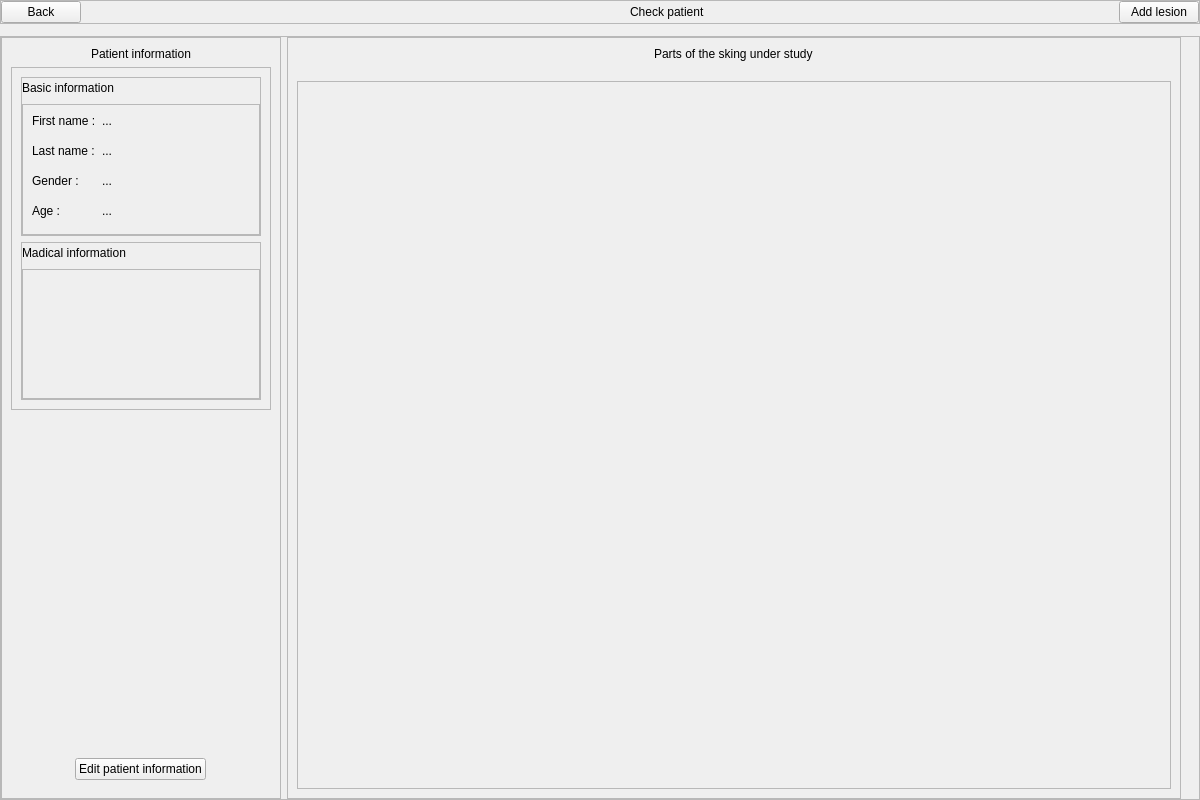
Above: skin application/skinApplication/src/views/ui/ui_check_patient.ui from AgustinCartaya/SkinApplication before the change. Below: the same form after it.
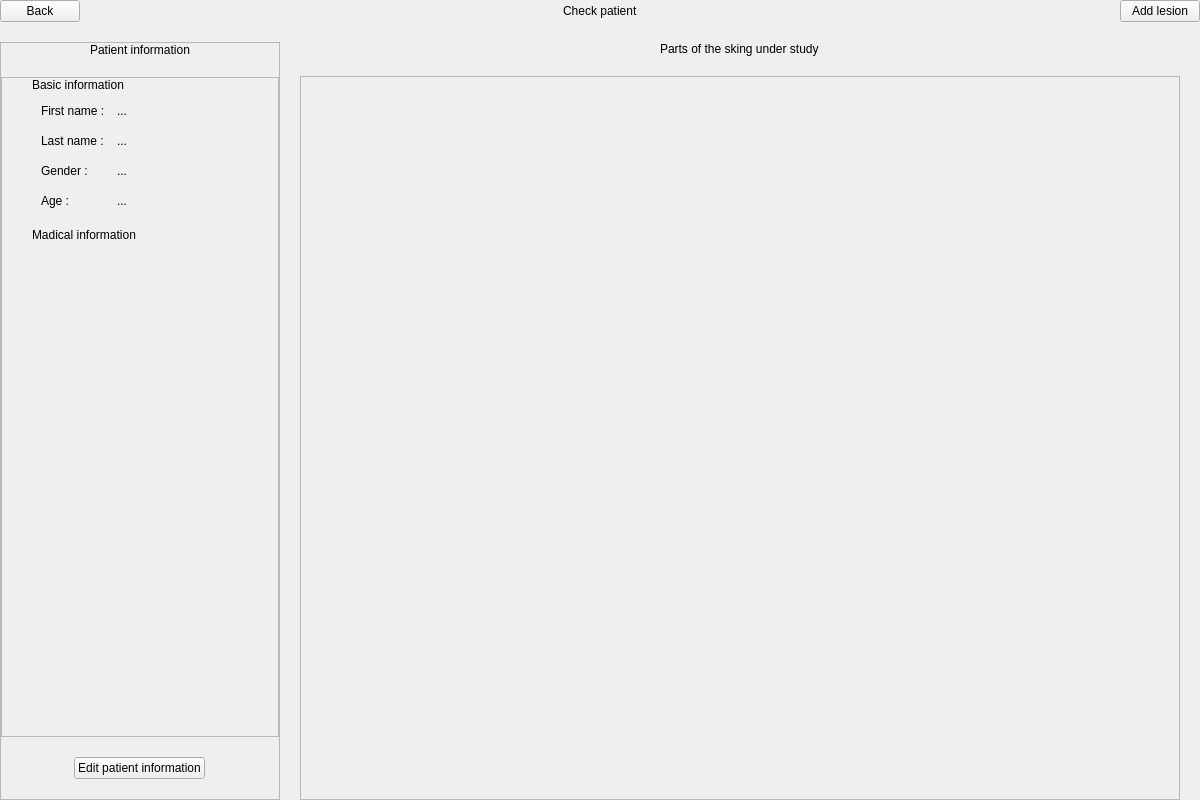
That is the form after the change. Custom widgets are drawn as their Qt base class.

Commit message: layout scroll area problem fixed

What changed in the file:
```diff
--- a/skin application/skinApplication/src/views/ui/ui_check_patient.ui
+++ b/skin application/skinApplication/src/views/ui/ui_check_patient.ui
@@ -18,7 +18,7 @@
   </property>
   <layout class="QVBoxLayout" name="verticalLayout_2">
    <property name="spacing">
-    <number>12</number>
+    <number>0</number>
    </property>
    <property name="leftMargin">
     <number>0</number>
@@ -33,32 +33,10 @@
     <number>0</number>
    </property>
    <item>
-    <widget class="QFrame" name="frame_6">
-     <property name="maximumSize">
-      <size>
-       <width>16777215</width>
-       <height>60</height>
-      </size>
-     </property>
-     <property name="frameShape">
-      <enum>QFrame::StyledPanel</enum>
-     </property>
-     <property name="frameShadow">
-      <enum>QFrame::Raised</enum>
-     </property>
-     <layout class="QHBoxLayout" name="horizontalLayout" stretch="0,4,0,3,0">
-      <property name="leftMargin">
-       <number>0</number>
-      </property>
+    <layout class="QHBoxLayout" name="ly_navigator">
       <property name="topMargin">
        <number>0</number>
       </property>
-      <property name="rightMargin">
-       <number>0</number>
-      </property>
-      <property name="bottomMargin">
-       <number>0</number>
-      </property>
       <item>
        <widget class="NavigatorButton" name="bt_back">
         <property name="text">
@@ -110,28 +88,14 @@
        </widget>
       </item>
      </layout>
-    </widget>
    </item>
    <item>
-    <widget class="QFrame" name="c_center">
-     <property name="frameShape">
-      <enum>QFrame::StyledPanel</enum>
-     </property>
-     <property name="frameShadow">
-      <enum>QFrame::Raised</enum>
-     </property>
-     <layout class="QHBoxLayout" name="horizontalLayout_2">
-      <property name="leftMargin">
-       <number>0</number>
+    <layout class="QHBoxLayout" name="ly_center">
+     <property name="spacing">
+      <number>20</number>
       </property>
       <property name="topMargin">
-       <number>0</number>
-      </property>
-      <property name="rightMargin">
-       <number>18</number>
-      </property>
-      <property name="bottomMargin">
-       <number>0</number>
+      <number>20</number>
       </property>
       <item>
        <widget class="QFrame" name="c_patient_information">
@@ -154,8 +118,20 @@
          <enum>QFrame::Raised</enum>
         </property>
         <layout class="QVBoxLayout" name="verticalLayout">
+        <property name="spacing">
+         <number>20</number>
+        </property>
+        <property name="leftMargin">
+         <number>0</number>
+        </property>
+        <property name="topMargin">
+         <number>0</number>
+        </property>
+        <property name="rightMargin">
+         <number>0</number>
+        </property>
          <property name="bottomMargin">
-          <number>18</number>
+         <number>0</number>
          </property>
          <item alignment="Qt::AlignHCenter">
           <widget class="Label" name="lb_patient_information">
@@ -180,22 +156,13 @@
              <rect>
               <x>0</x>
               <y>0</y>
-              <width>258</width>
-              <height>339</height>
+             <width>276</width>
+             <height>657</height>
              </rect>
             </property>
             <layout class="QVBoxLayout" name="verticalLayout_5">
-             <item>
-              <widget class="QFrame" name="c_basic_information">
-               <property name="frameShape">
-                <enum>QFrame::StyledPanel</enum>
-               </property>
-               <property name="frameShadow">
-                <enum>QFrame::Raised</enum>
-               </property>
-               <layout class="QVBoxLayout" name="verticalLayout_7">
                 <property name="leftMargin">
-                 <number>0</number>
+             <number>30</number>
                 </property>
                 <property name="topMargin">
                  <number>0</number>
@@ -203,8 +170,15 @@
                 <property name="rightMargin">
                  <number>0</number>
                 </property>
-                <property name="bottomMargin">
-                 <number>0</number>
+            <item>
+             <layout class="QVBoxLayout" name="ly_patient_information">
+              <property name="spacing">
+               <number>20</number>
+              </property>
+              <item>
+               <layout class="QVBoxLayout" name="ly_basic_information">
+                <property name="spacing">
+                 <number>12</number>
                 </property>
                 <item>
                  <widget class="Label" name="lb_basic_information">
@@ -220,17 +194,22 @@
                  </widget>
                 </item>
                 <item>
-                 <widget class="QFrame" name="c_bi_content">
-                  <property name="frameShape">
-                   <enum>QFrame::StyledPanel</enum>
-                  </property>
-                  <property name="frameShadow">
-                   <enum>QFrame::Raised</enum>
-                  </property>
-                  <layout class="QFormLayout" name="formLayout_2">
+                 <layout class="QFormLayout" name="ly_bi_content">
                    <property name="verticalSpacing">
                     <number>16</number>
                    </property>
+                  <property name="leftMargin">
+                   <number>9</number>
+                  </property>
+                  <property name="topMargin">
+                   <number>0</number>
+                  </property>
+                  <property name="rightMargin">
+                   <number>0</number>
+                  </property>
+                  <property name="bottomMargin">
+                   <number>0</number>
+                  </property>
                    <item row="0" column="0">
                     <widget class="Label" name="lb_first_name">
                      <property name="text">
@@ -288,31 +267,13 @@
                     </widget>
                    </item>
                   </layout>
-                 </widget>
                 </item>
                </layout>
-              </widget>
              </item>
              <item>
-              <widget class="QFrame" name="c_medical_information">
-               <property name="frameShape">
-                <enum>QFrame::StyledPanel</enum>
-               </property>
-               <property name="frameShadow">
-                <enum>QFrame::Raised</enum>
-               </property>
-               <layout class="QVBoxLayout" name="verticalLayout_8">
-                <property name="leftMargin">
-                 <number>0</number>
-                </property>
-                <property name="topMargin">
-                 <number>0</number>
-                </property>
-                <property name="rightMargin">
-                 <number>0</number>
-                </property>
-                <property name="bottomMargin">
-                 <number>0</number>
+               <layout class="QVBoxLayout" name="ly_medical_information">
+                <property name="spacing">
+                 <number>12</number>
                 </property>
                 <item>
                  <widget class="Label" name="lb_medical_information">
@@ -328,21 +289,27 @@
                  </widget>
                 </item>
                 <item>
-                 <widget class="QFrame" name="c_mi_content">
-                  <property name="frameShape">
-                   <enum>QFrame::StyledPanel</enum>
+                 <layout class="QFormLayout" name="ly_mi_content">
+                  <property name="verticalSpacing">
+                   <number>16</number>
                   </property>
-                  <property name="frameShadow">
-                   <enum>QFrame::Raised</enum>
+                  <property name="leftMargin">
+                   <number>9</number>
                   </property>
-                 </widget>
+                  <property name="topMargin">
+                   <number>9</number>
+                  </property>
+                  <property name="rightMargin">
+                   <number>9</number>
+                  </property>
+                  <property name="bottomMargin">
+                   <number>9</number>
+                  </property>
+                 </layout>
                 </item>
                </layout>
-              </widget>
-             </item>
-            </layout>
-           </widget>
-          </widget>
+              </item>
+             </layout>
          </item>
          <item>
           <spacer name="verticalSpacer">
@@ -357,6 +324,15 @@
            </property>
           </spacer>
          </item>
+           </layout>
+          </widget>
+         </widget>
+        </item>
+        <item>
+         <layout class="QVBoxLayout" name="verticalLayout_3">
+          <property name="bottomMargin">
+           <number>20</number>
+          </property>
          <item alignment="Qt::AlignHCenter">
           <widget class="Button" name="bt_edit_patient_info">
            <property name="text">
@@ -365,22 +341,17 @@
           </widget>
          </item>
         </layout>
+        </item>
+       </layout>
        </widget>
       </item>
       <item>
-       <widget class="QFrame" name="frame">
-        <property name="frameShape">
-         <enum>QFrame::StyledPanel</enum>
-        </property>
-        <property name="frameShadow">
-         <enum>QFrame::Raised</enum>
-        </property>
-        <layout class="QVBoxLayout" name="verticalLayout_3">
-         <property name="spacing">
+      <layout class="QVBoxLayout" name="ly_right">
+       <property name="rightMargin">
           <number>20</number>
          </property>
          <item alignment="Qt::AlignHCenter">
-          <widget class="Label" name="label">
+        <widget class="Label" name="lb_title_2">
            <property name="maximumSize">
             <size>
              <width>16777215</width>
@@ -402,8 +373,8 @@
              <rect>
               <x>0</x>
               <y>0</y>
-              <width>872</width>
-              <height>708</height>
+            <width>875</width>
+            <height>733</height>
              </rect>
             </property>
             <layout class="QVBoxLayout" name="verticalLayout_6">
@@ -435,10 +406,8 @@
           </widget>
          </item>
         </layout>
-       </widget>
-      </item>
-     </layout>
-    </widget>
+     </item>
+    </layout>
    </item>
   </layout>
  </widget>
```
Left out of the diff: 15 changed lines with no effect on the pictures. Lines whose indentation alone changed are shown as unchanged. The commit also changes 44 other files.
